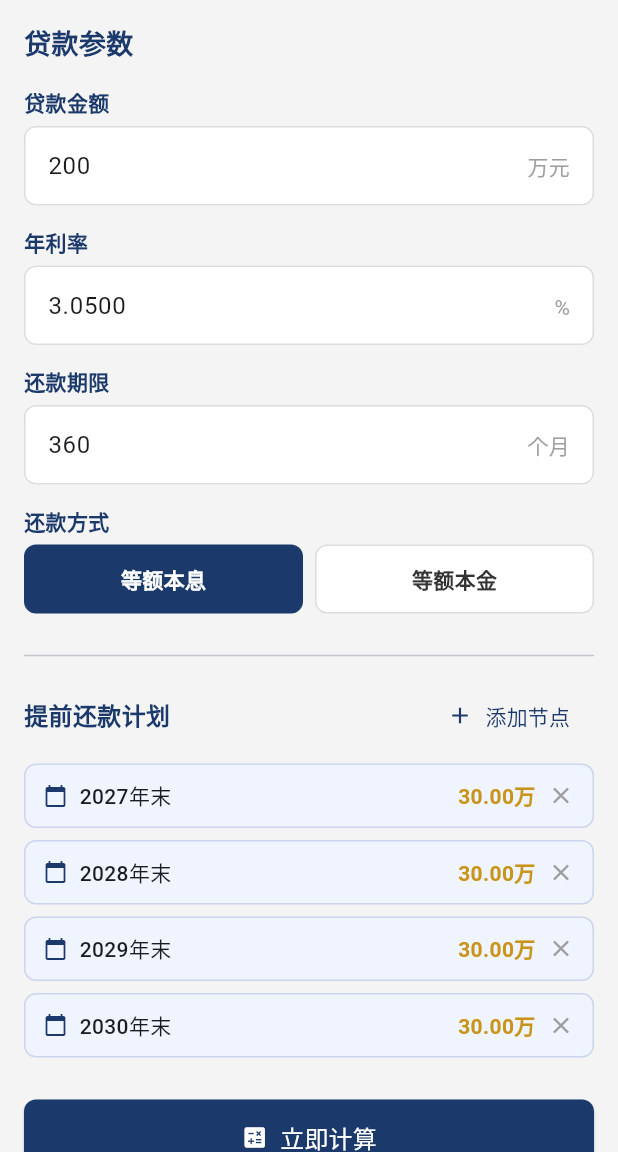
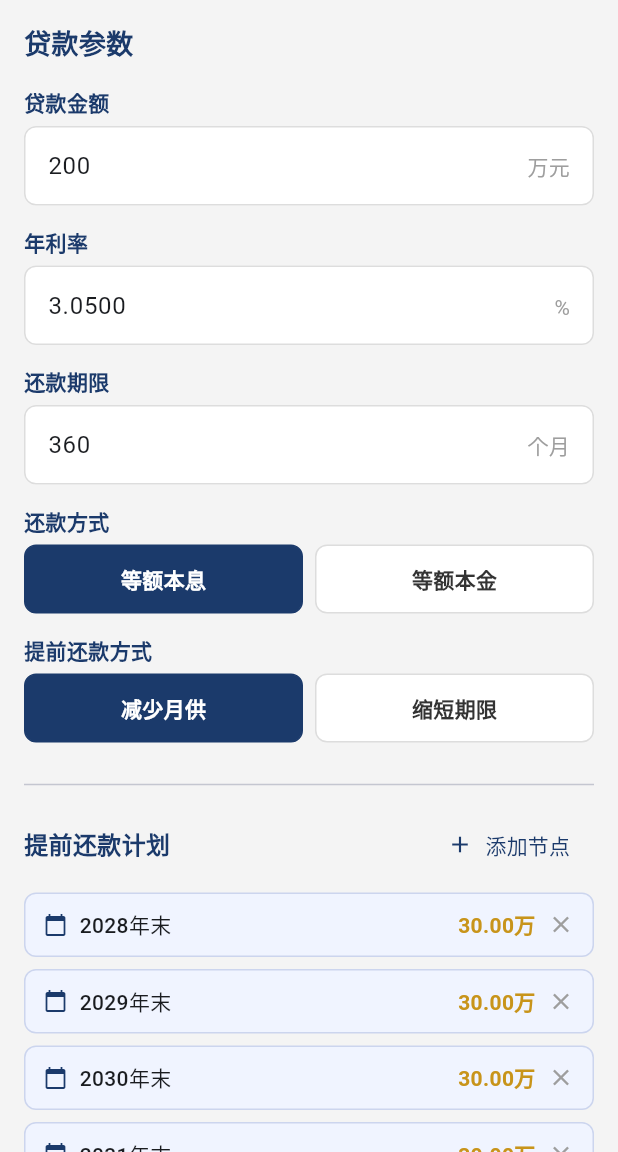
Before and after one commit to bitupbitwin/Mortgage-Calculator, a Flutter app: the screen it shows after launch, on a phone screen of 412 x 824 dp, the part 84-1236 px from its top. Run offline on Flutter 3.47's test engine with Material 3 defaults, Android fonts, the phone set to English and light mode, and no system bars; our stand-ins replace fl_chart, flutter_riverpod, shared_preferences.

Commit message:
Add shortenTerm prepayment mode, monthly vs annual PF flush comparison, and fix hardcoded year
- Add PrepaymentMode.shortenTerm to models: fixed monthly payment (EP) or fixed monthly
  principal (EPrincipal) so loan ends earlier instead of reducing installment
- Add FlushComparisonResult model for 月冲 vs 年冲 analysis
- calculator.dart: support shortenTerm mode in simulate(); add compareFlushModes()
  function that contrasts monthly PF installment use vs annual lump-sum prepayment;
  fix buildSnapshots() to accept loanStartYear param instead of hardcoded 2025
- calculator_provider.dart: remove const from LoanInput default state; persist
  prepaymentMode and loanStartYear; add pfAmountProvider and flushComparisonProvider
- input_widgets.dart: add PrepaymentModeSelector; pass loanStartYear to PrepaymentRow
  and AddPrepaymentDialog so year labels are dynamically based on loan start year
- input_screen.dart: wire PrepaymentModeSelector; add 月冲 vs 年冲 navigation button
- New flush_screen.dart: 月冲 vs 年冲 comparison screen with explanation card,
  monthly PF amount input, and side-by-side interest/term comparison

https://claude.ai/code/session_0157Rad21Vr2RdAG8HHcHXrK

```diff
--- a/lib/features/input/input_screen.dart
+++ b/lib/features/input/input_screen.dart
@@ -6,6 +6,7 @@ import '../../providers/calculator_provider.dart';
 import '../result/result_screen.dart';
 import '../schedule/schedule_screen.dart';
 import '../prepayment/prepayment_screen.dart';
+import '../flush/flush_screen.dart';
 import 'input_widgets.dart';
 
 class InputScreen extends ConsumerStatefulWidget {
@@ -180,6 +181,12 @@ class _InputScreenState extends ConsumerState<InputScreen> {
           onChanged: (t) =>
               ref.read(loanInputProvider.notifier).update(type: t),
         ),
+        const SizedBox(height: 14),
+        PrepaymentModeSelector(
+          value: input.prepaymentMode,
+          onChanged: (m) =>
+              ref.read(loanInputProvider.notifier).update(prepaymentMode: m),
+        ),
         const SizedBox(height: 20),
         const Divider(),
         const SizedBox(height: 8),
@@ -202,6 +209,7 @@ class _InputScreenState extends ConsumerState<InputScreen> {
         ...input.prepayments.asMap().entries.map((e) => PrepaymentRow(
               prepayment: e.value,
               index: e.key,
+              loanStartYear: input.loanStartYear,
               onDelete: () =>
                   ref.read(loanInputProvider.notifier).removePrepayment(e.key),
             )),
@@ -296,14 +304,25 @@ class _InputScreenState extends ConsumerState<InputScreen> {
             ),
           ],
         ),
+        const SizedBox(height: 8),
+        SizedBox(
+          width: double.infinity,
+          child: OutlinedButton.icon(
+            onPressed: () => Navigator.push(context,
+                MaterialPageRoute(builder: (_) => const FlushScreen())),
+            icon: const Icon(Icons.compare_arrows, size: 16),
+            label: const Text('月冲 vs 年冲'),
+          ),
+        ),
       ],
     );
   }
 
   Future<void> _showAddPrepaymentDialog() async {
+    final input = ref.read(loanInputProvider);
     final result = await showDialog<Prepayment>(
       context: context,
-      builder: (_) => const AddPrepaymentDialog(),
+      builder: (_) => AddPrepaymentDialog(loanStartYear: input.loanStartYear),
     );
     if (result != null) {
       ref.read(loanInputProvider.notifier).addPrepayment(result);
--- a/lib/features/input/input_widgets.dart
+++ b/lib/features/input/input_widgets.dart
@@ -77,7 +77,7 @@ class RepaymentTypeSelector extends StatelessWidget {
         Row(
           children: [
             Expanded(
-              child: _TypeButton(
+              child: _ToggleButton(
                 label: '等额本息',
                 selected: value == RepaymentType.equalPayment,
                 onTap: () => onChanged(RepaymentType.equalPayment),
@@ -85,7 +85,7 @@ class RepaymentTypeSelector extends StatelessWidget {
             ),
             const SizedBox(width: 8),
             Expanded(
-              child: _TypeButton(
+              child: _ToggleButton(
                 label: '等额本金',
                 selected: value == RepaymentType.equalPrincipal,
                 onTap: () => onChanged(RepaymentType.equalPrincipal),
@@ -98,12 +98,57 @@ class RepaymentTypeSelector extends StatelessWidget {
   }
 }
 
-class _TypeButton extends StatelessWidget {
+class PrepaymentModeSelector extends StatelessWidget {
+  final PrepaymentMode value;
+  final ValueChanged<PrepaymentMode> onChanged;
+
+  const PrepaymentModeSelector({
+    super.key,
+    required this.value,
+    required this.onChanged,
+  });
+
+  @override
+  Widget build(BuildContext context) {
+    return Column(
+      crossAxisAlignment: CrossAxisAlignment.start,
+      children: [
+        const Text('提前还款方式',
+            style: TextStyle(
+                fontSize: 14,
+                fontWeight: FontWeight.w600,
+                color: Color(0xFF1B3A6B))),
+        const SizedBox(height: 6),
+        Row(
+          children: [
+            Expanded(
+              child: _ToggleButton(
+                label: '减少月供',
+                selected: value == PrepaymentMode.reducePayment,
+                onTap: () => onChanged(PrepaymentMode.reducePayment),
+              ),
+            ),
+            const SizedBox(width: 8),
+            Expanded(
+              child: _ToggleButton(
+                label: '缩短期限',
+                selected: value == PrepaymentMode.shortenTerm,
+                onTap: () => onChanged(PrepaymentMode.shortenTerm),
+              ),
+            ),
+          ],
+        ),
+      ],
+    );
+  }
+}
+
+class _ToggleButton extends StatelessWidget {
   final String label;
   final bool selected;
   final VoidCallback onTap;
 
-  const _TypeButton(
+  const _ToggleButton(
       {required this.label, required this.selected, required this.onTap});
 
   @override
@@ -138,17 +183,19 @@ class _TypeButton extends StatelessWidget {
 class PrepaymentRow extends StatelessWidget {
   final Prepayment prepayment;
   final int index;
+  final int loanStartYear;
   final VoidCallback onDelete;
 
   const PrepaymentRow({
     super.key,
     required this.prepayment,
     required this.index,
+    required this.loanStartYear,
     required this.onDelete,
   });
 
   String _monthLabel(int month) {
-    final year = 2025 + (month - 1) ~/ 12;
+    final year = loanStartYear + (month - 1) ~/ 12;
     final m = ((month - 1) % 12) + 1;
     if (m == 12) return '${year + 1}年末';
     return '${year}年第${m}月末';
@@ -193,16 +240,24 @@ class PrepaymentRow extends StatelessWidget {
 }
 
 class AddPrepaymentDialog extends StatefulWidget {
-  const AddPrepaymentDialog({super.key});
+  final int loanStartYear;
+
+  const AddPrepaymentDialog({super.key, required this.loanStartYear});
 
   @override
   State<AddPrepaymentDialog> createState() => _AddPrepaymentDialogState();
 }
 
 class _AddPrepaymentDialogState extends State<AddPrepaymentDialog> {
-  int _selectedYear = 2027;
+  late int _selectedYear;
   int _selectedMonth = 12;
   final _amountController = TextEditingController(text: '30');
+
+  @override
+  void initState() {
+    super.initState();
+    _selectedYear = widget.loanStartYear + 1;
+  }
 
   @override
   void dispose() {
@@ -211,12 +266,13 @@ class _AddPrepaymentDialogState extends State<AddPrepaymentDialog> {
   }
 
   int get _atMonth {
-    final year = _selectedYear - 2025;
-    return year * 12 + _selectedMonth;
+    final yearOffset = _selectedYear - widget.loanStartYear;
+    return yearOffset * 12 + _selectedMonth;
   }
 
   @override
   Widget build(BuildContext context) {
+    final years = List.generate(30, (i) => widget.loanStartYear + 1 + i);
     return AlertDialog(
       title: const Text('添加提前还款节点',
           style: TextStyle(color: Color(0xFF1B3A6B), fontWeight: FontWeight.bold)),
@@ -229,7 +285,7 @@ class _AddPrepaymentDialogState extends State<AddPrepaymentDialog> {
               const SizedBox(width: 8),
               DropdownButton<int>(
                 value: _selectedYear,
-                items: List.generate(30, (i) => 2026 + i)
+                items: years
                     .map((y) => DropdownMenuItem(value: y, child: Text('$y年')))
                     .toList(),
                 onChanged: (v) => setState(() => _selectedYear = v!),
```
Also changed, not shown: lib/core/calculator.dart (+61 -12 lines), lib/core/models.dart (+29 -2 lines), lib/features/flush/flush_screen.dart (added, +314 -0 lines), lib/providers/calculator_provider.dart (+26 -2 lines).
